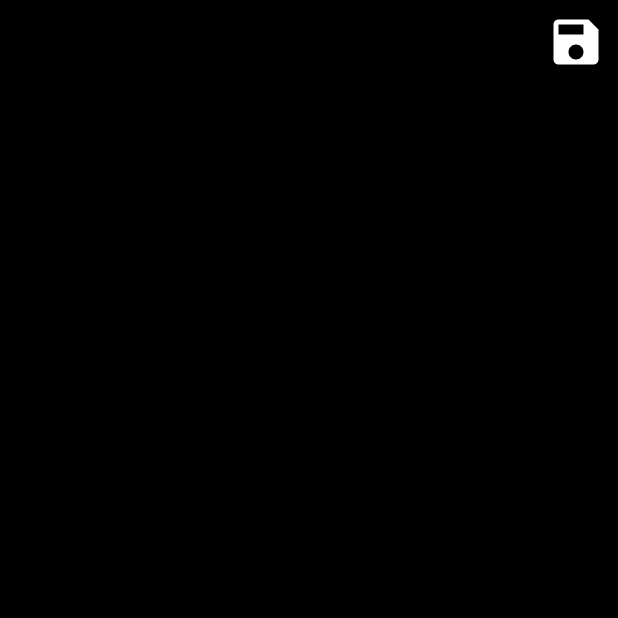
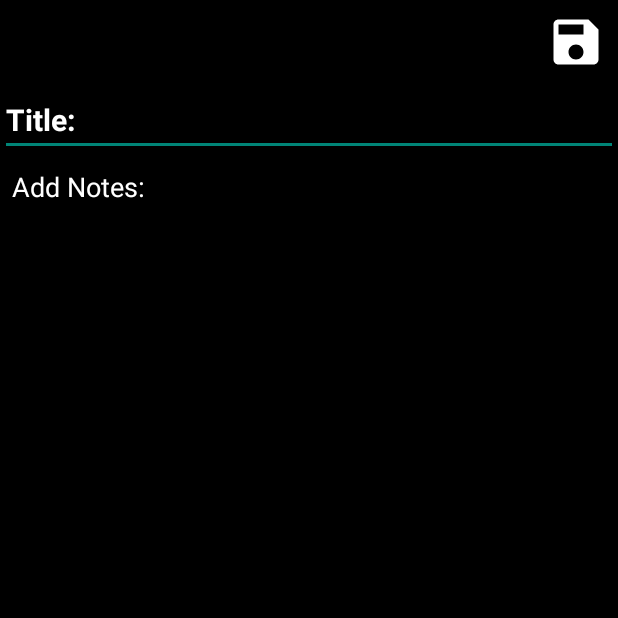
Before and after one commit to AleksaZatezalo/notepad, an Android app: the NotesTakerActivity screen opened directly, with no data from a screen before it, on a phone screen of 412 x 824 dp, the top half of it. Run offline under Robolectric (Android 15) with nearby library versions, the phone set to English and light mode, and no system bars.

Commit message:
Notes text entry finished.

```diff
--- a/app/src/main/res/layout/activity_notes_taker.xml
+++ b/app/src/main/res/layout/activity_notes_taker.xml
@@ -25,5 +25,25 @@
 
         </RelativeLayout>
     </androidx.appcompat.widget.Toolbar>
-
+    <EditText
+        android:id="@+id/editText_title"
+        android:hint="Title: "
+        android:textStyle="bold"
+        android:textSize="20sp"
+        android:textColor="@color/white"
+        android:singleLine="true"
+        android:textColorHint="@color/white"
+        android:layout_width="match_parent"
+        android:layout_height="wrap_content"/>
+    <EditText
+        android:id="@+id/editText_notes"
+        android:hint="Add Notes: "
+        android:textColorHint="@color/white"
+        android:padding="8dp"
+        android:textColor="@color/white"
+        android:textSize="18sp"
+        android:textStyle="normal"
+        android:layout_width="match_parent"
+        android:layout_height="wrap_content"
+        />
 </LinearLayout>
--- a/gradle.properties
+++ b/gradle.properties
@@ -19,3 +19,4 @@ android.useAndroidX=true
 # resources declared in the library itself and none from the library's dependencies,
 # thereby reducing the size of the R class for that library
 android.nonTransitiveRClass=true
+android.enableJetifier=true
```
